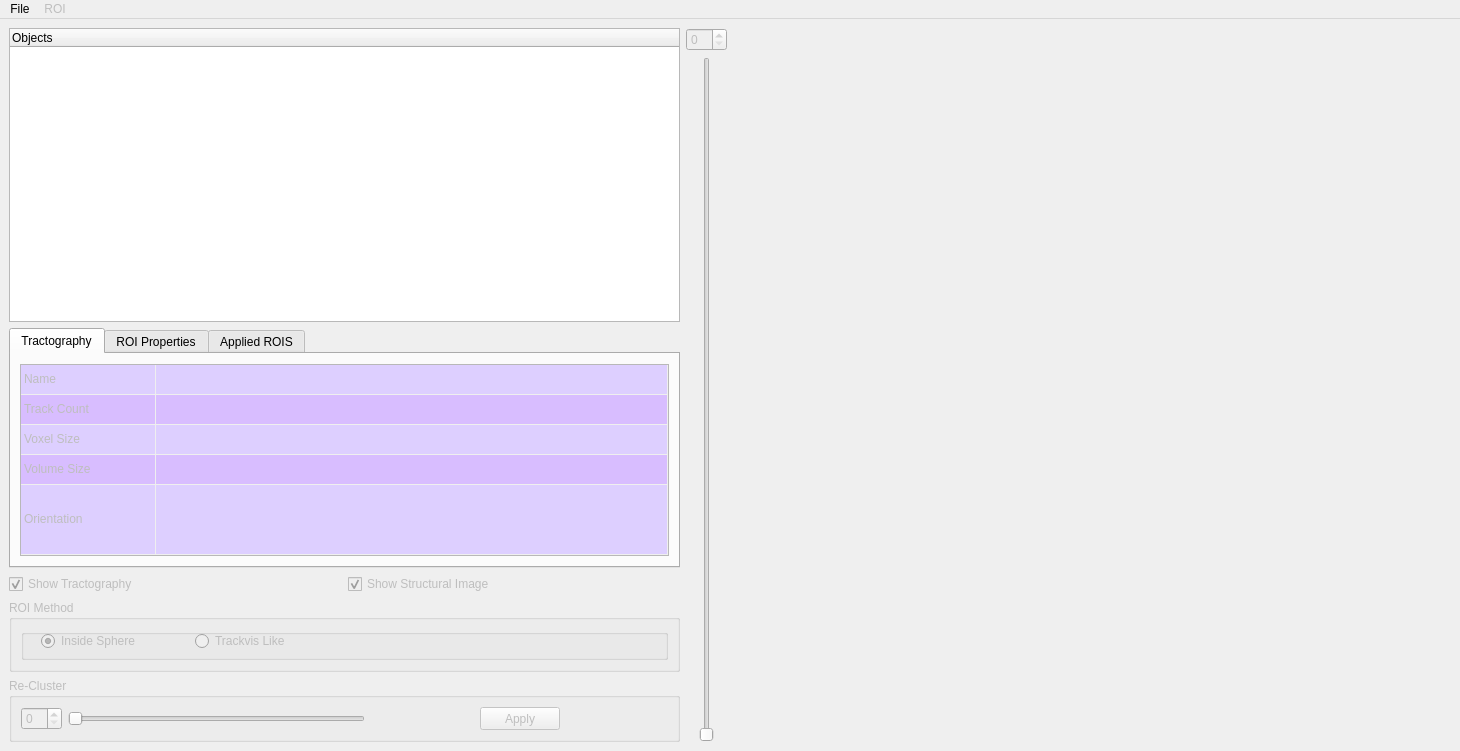
FBK-NILab/tractome, file mainwindow.ui: the form before one commit.
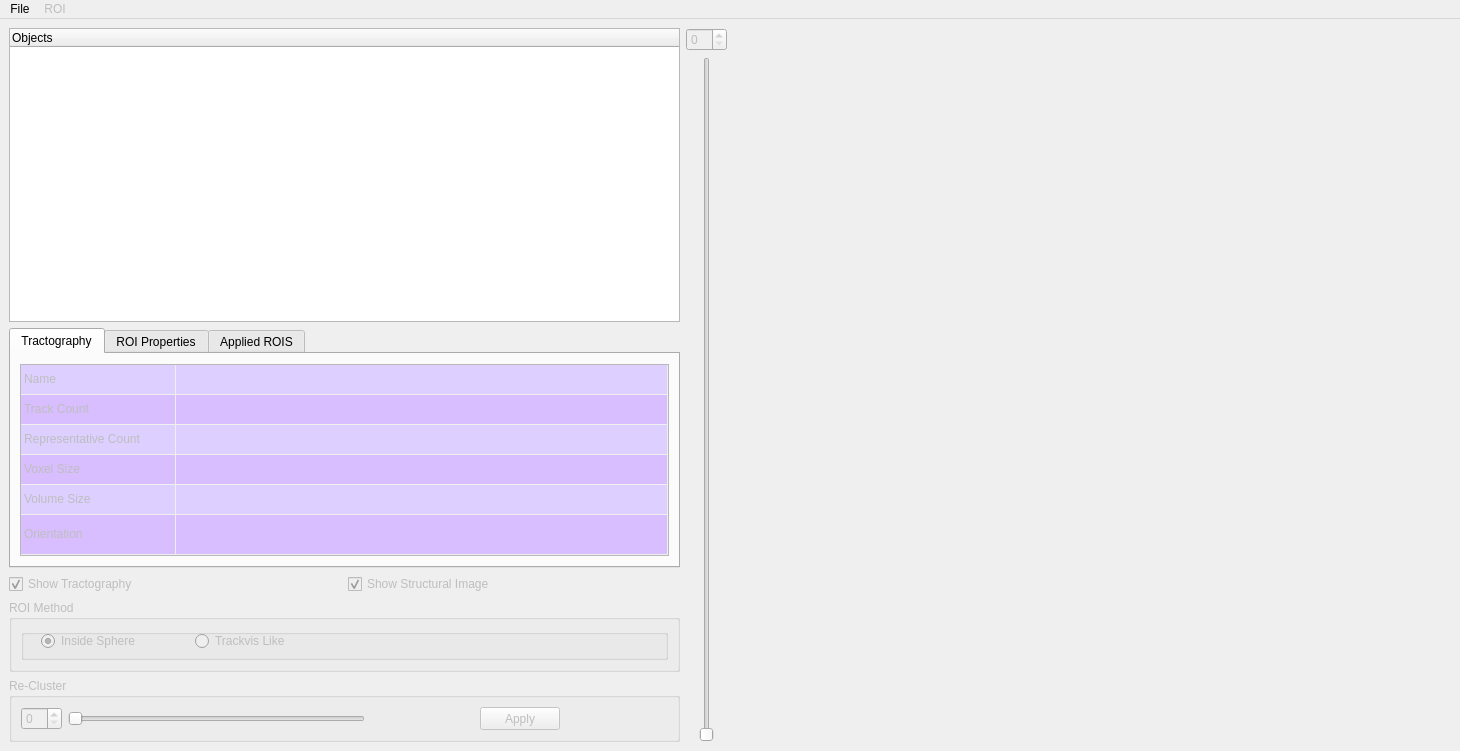
The form after the commit.

Commit message: Representative count is now shown in the Info table and is updated everytime the representatives change due to some action on the scene.

```diff
--- a/mainwindow.ui
+++ b/mainwindow.ui
@@ -89,7 +89,7 @@
                <bool>false</bool>
               </property>
               <property name="rowCount">
-               <number>5</number>
+               <number>6</number>
               </property>
               <property name="columnCount">
                <number>2</number>
@@ -101,7 +101,10 @@
                <bool>false</bool>
               </attribute>
               <attribute name="horizontalHeaderDefaultSectionSize">
-               <number>135</number>
+               <number>155</number>
+              </attribute>
+              <attribute name="horizontalHeaderMinimumSectionSize">
+               <number>56</number>
               </attribute>
               <attribute name="horizontalHeaderStretchLastSection">
                <bool>true</bool>
@@ -123,6 +126,7 @@
               <row/>
               <row/>
               <row/>
+              <row/>
               <column>
                <property name="text">
                 <string>Properties</string>
@@ -203,7 +207,7 @@
               </item>
               <item row="2" column="0">
                <property name="text">
-                <string>Voxel Size</string>
+                <string>Representative Count</string>
                </property>
                <property name="background">
                 <brush brushstyle="SolidPattern">
@@ -237,7 +241,7 @@
               </item>
               <item row="3" column="0">
                <property name="text">
-                <string>Volume Size</string>
+                <string>Voxel Size</string>
                </property>
                <property name="background">
                 <brush brushstyle="SolidPattern">
@@ -271,7 +275,7 @@
               </item>
               <item row="4" column="0">
                <property name="text">
-                <string>Orientation</string>
+                <string>Volume Size</string>
                </property>
                <property name="background">
                 <brush brushstyle="SolidPattern">
@@ -300,6 +304,31 @@
                 <set>ItemIsEnabled</set>
                </property>
               </item>
+              <item row="5" column="0">
+               <property name="text">
+                <string>Orientation</string>
+               </property>
+               <property name="background">
+                <brush brushstyle="SolidPattern">
+                 <color alpha="255">
+                  <red>216</red>
+                  <green>189</green>
+                  <blue>255</blue>
+                 </color>
+                </brush>
+               </property>
+              </item>
+              <item row="5" column="1">
+               <property name="background">
+                <brush brushstyle="SolidPattern">
+                 <color alpha="255">
+                  <red>216</red>
+                  <green>189</green>
+                  <blue>255</blue>
+                 </color>
+                </brush>
+               </property>
+              </item>
              </widget>
             </item>
            </layout>
```
The commit also changes 4 other files.
